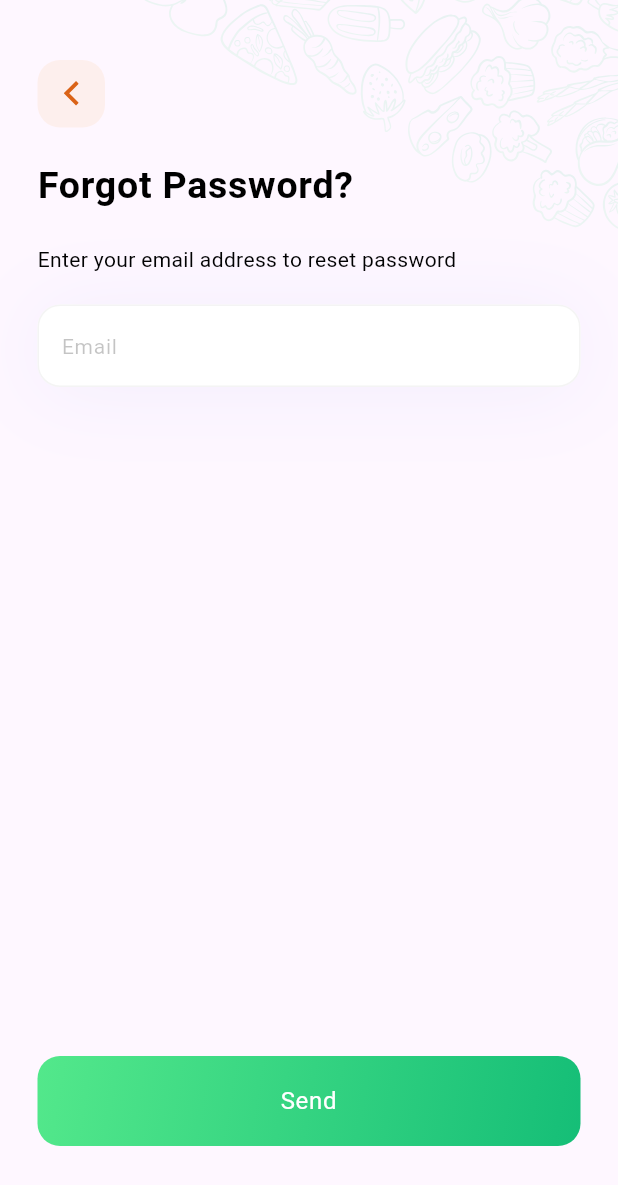
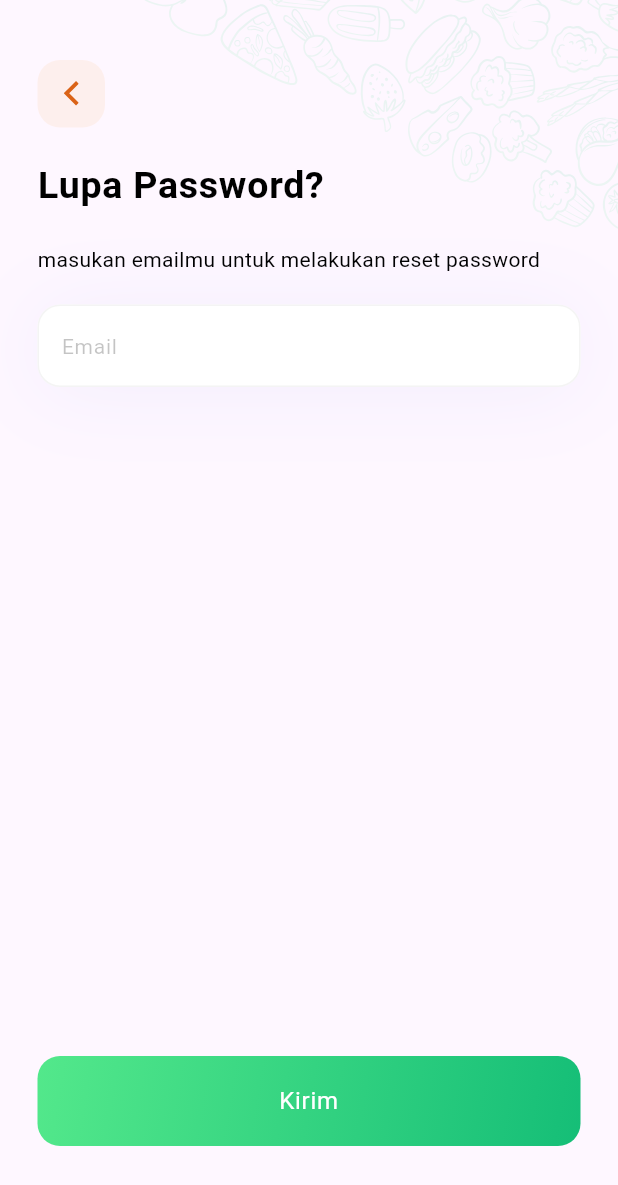
Before and after one commit to strhmdn14102004/Toko-Makanan, a Flutter app: the ForgotPasswordScreen screen opened by its route, on a phone screen of 412 x 824 dp. Shown: the top 1185 px of the screen. Run offline on Flutter 3.47's test engine with Material 3 defaults, Android fonts, the phone set to English and light mode, and no system bars; our stand-ins replace bloc, cloud_firestore, dio, equatable, firebase_auth, firebase_core and 11 more; accounts and stored records are empty.

Commit message:
update
update

```diff
--- a/lib/src/presentation/screens/auth/forgot_password_screen.dart
+++ b/lib/src/presentation/screens/auth/forgot_password_screen.dart
@@ -57,7 +57,7 @@ class _ForgotPasswordScreenState extends State<ForgotPasswordScreen> {
             right: 25,
           ),
           child: PrimaryButton(
-            text: "Send",
+            text: "Kirim",
             onTap: () {
               BlocProvider.of<ForgotPasswordBloc>(context).add(
                 SendResetPasswordLink(
@@ -87,12 +87,12 @@ class _ForgotPasswordScreenState extends State<ForgotPasswordScreen> {
                     const CustomBackButton(),
                     const SizedBox(height: 20),
                     Text(
-                      "Forgot Password?",
+                      "Lupa Password?",
                       style: CustomTextStyle.size25Weight600Text(),
                     ),
                     const SizedBox(height: 20),
                     Text(
-                      "Enter your email address to reset password",
+                      "masukan emailmu untuk melakukan reset password",
                       style: CustomTextStyle.size14Weight400Text(),
                     ),
                     const SizedBox(height: 20),
--- a/lib/src/presentation/screens/auth/login_screen.dart
+++ b/lib/src/presentation/screens/auth/login_screen.dart
@@ -88,7 +88,7 @@ class _LoginScreenState extends State<LoginScreen> {
                           ),
                           const SizedBox(height: 60),
                           Text(
-                            'Login To Your Account',
+                            'Masuk ke akunmu',
                             style: CustomTextStyle.size20Weight600Text(),
                           ),
                           const SizedBox(height: 40),
--- a/lib/src/presentation/screens/auth/register_screen.dart
+++ b/lib/src/presentation/screens/auth/register_screen.dart
@@ -88,7 +88,7 @@ class _RegisterScreenState extends State<RegisterScreen> {
                           ),
                           const SizedBox(height: 60),
                           Text(
-                            'Sign Up For Free',
+                            'Daftar Akun Baru',
                             style: CustomTextStyle.size20Weight600Text(),
                           ),
                           const SizedBox(height: 40),
@@ -173,7 +173,7 @@ class _RegisterScreenState extends State<RegisterScreen> {
                               ).createShader(bounds),
                               blendMode: BlendMode.srcIn,
                               child: Text(
-                                "Already have an account?",
+                                "Sudah memiliki akun?",
                                 style: CustomTextStyle.size14Weight400Text()
                                     .copyWith(
                                   decoration: TextDecoration.underline,
@@ -185,7 +185,7 @@ class _RegisterScreenState extends State<RegisterScreen> {
                           Padding(
                             padding: const EdgeInsets.only(bottom: 60),
                             child: PrimaryButton(
-                              text: "Create Account",
+                              text: "Buat Akun",
                               onTap: () {
                                 // print email and password
                                 debugPrint(_emailController.text.trim());
--- a/lib/src/presentation/screens/onboarding/onboarding_first_screen.dart
+++ b/lib/src/presentation/screens/onboarding/onboarding_first_screen.dart
@@ -45,7 +45,7 @@ class _OnboardingFirstScreenState extends State<OnboardingFirstScreen> {
               ),
               const SizedBox(height: 20),
               const Text(
-                "Cuman disini kamu bisa \nnemuin makanan apapun yang kamu mau",
+                "Cuman disini kamu bisa \nnemuin makanan apapun yang kamu cari",
                 textAlign: TextAlign.center,
               ),
               const SizedBox(height: 60),
--- a/lib/src/presentation/screens/onboarding/onboarding_second_screen.dart
+++ b/lib/src/presentation/screens/onboarding/onboarding_second_screen.dart
@@ -26,7 +26,7 @@ class OnboardingSecondScreen extends StatelessWidget {
               ),
               const SizedBox(height: 20),
               const Text(
-                "Nikmati Pengalaman\nPengiriman yang sangat cepat",
+                "Nikmati Pengalaman\nPengiriman makanan yang sangat cepat",
                 textAlign: TextAlign.center,
               ),
               const SizedBox(height: 60),
--- a/lib/src/presentation/utils/app_router.dart
+++ b/lib/src/presentation/utils/app_router.dart
@@ -29,7 +29,6 @@ import 'package:food_ninja/src/presentation/screens/order/cart_screen.dart';
 import 'package:food_ninja/src/presentation/screens/order/order_confirm_screen.dart';
 import 'package:food_ninja/src/presentation/screens/order/order_details_screen.dart';
 import 'package:food_ninja/src/presentation/screens/order/order_list_screen.dart';
-import 'package:food_ninja/src/presentation/screens/order/order_riwayat.dart';
 import 'package:food_ninja/src/presentation/screens/order/review_screen.dart';
 import 'package:food_ninja/src/presentation/screens/splash_screen.dart';
 
@@ -105,7 +104,6 @@ class AppRouter {
         return MaterialPageRoute(
           builder: (_) => AddRestaurantPage(),
         );
-
 
       case '/notification':
         return MaterialPageRoute(
@@ -193,7 +191,7 @@ class AppRouter {
         return MaterialPageRoute(
           builder: (_) => Scaffold(
             body: Center(
-              child: Text('No route defined for ${settings.name}'),
+              child: Text('Tidak ada rute yang ditemukan untuk : ${settings.name}'),
             ),
           ),
         );
```
Also changed, not shown: assets/png/logo.png.
